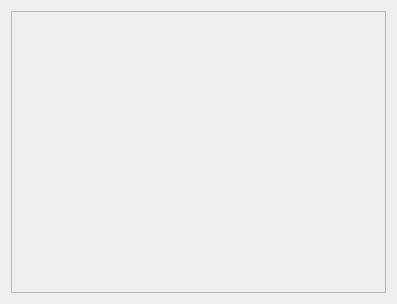
Capsize-Games/airunner, file src/airunner/pyqt/prompt_browser.ui: the form before one commit.
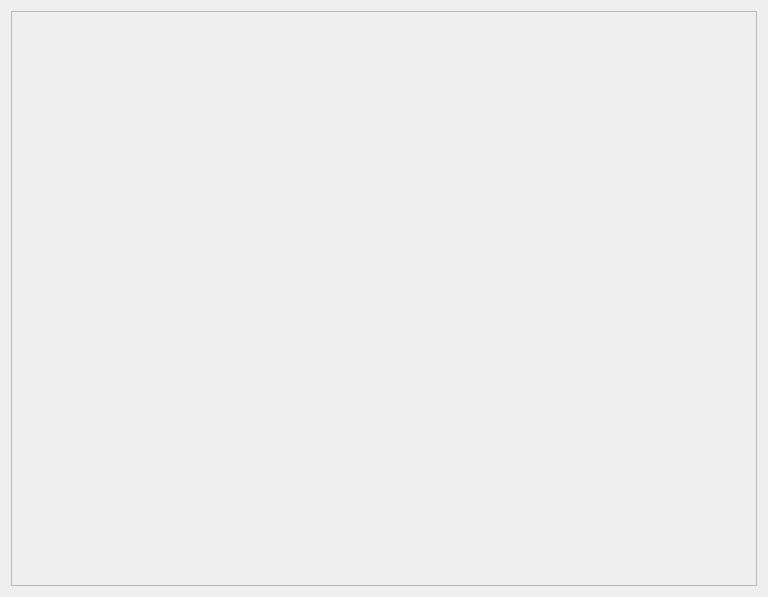
The form after the commit.

Commit message: fixes prompt browser

What changed in the file:
```diff
--- a/src/airunner/pyqt/prompt_browser.ui
+++ b/src/airunner/pyqt/prompt_browser.ui
@@ -6,8 +6,8 @@
    <rect>
     <x>0</x>
     <y>0</y>
-    <width>397</width>
-    <height>304</height>
+    <width>768</width>
+    <height>597</height>
    </rect>
   </property>
   <property name="windowTitle">
@@ -24,8 +24,8 @@
        <rect>
         <x>0</x>
         <y>0</y>
-        <width>377</width>
-        <height>284</height>
+        <width>748</width>
+        <height>577</height>
        </rect>
       </property>
      </widget>
```
The commit also changes 6 other files.
